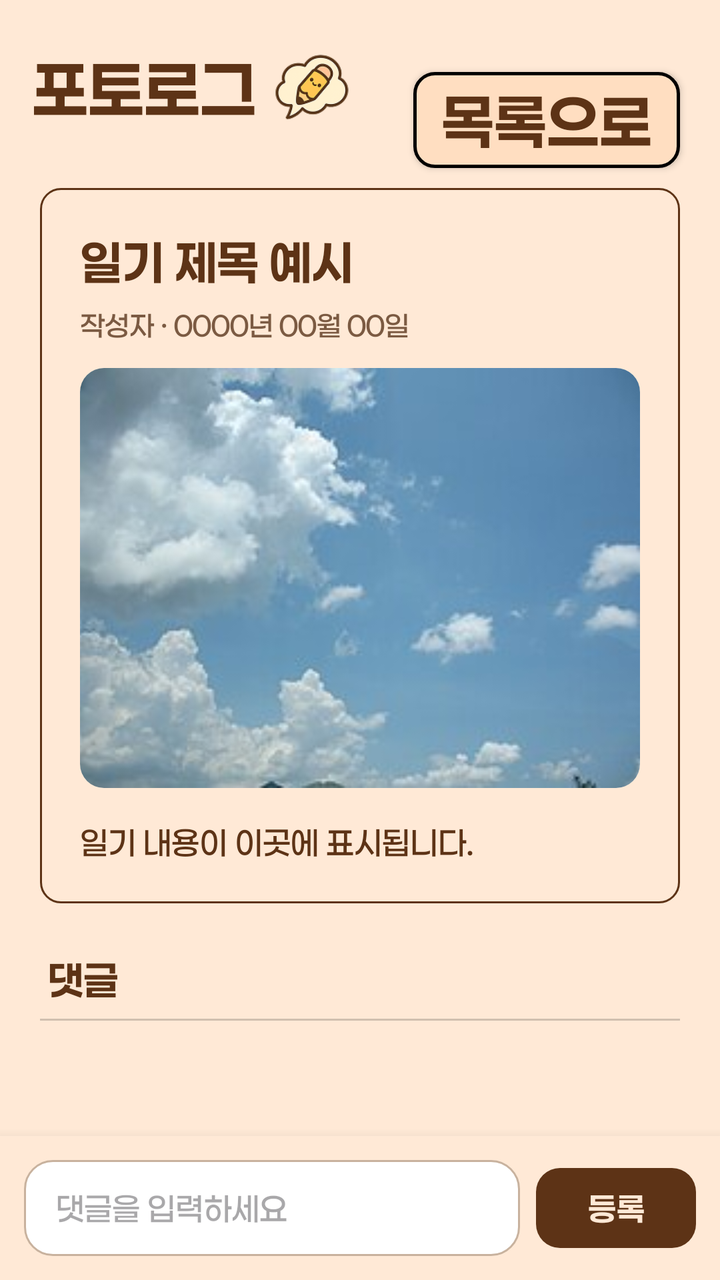
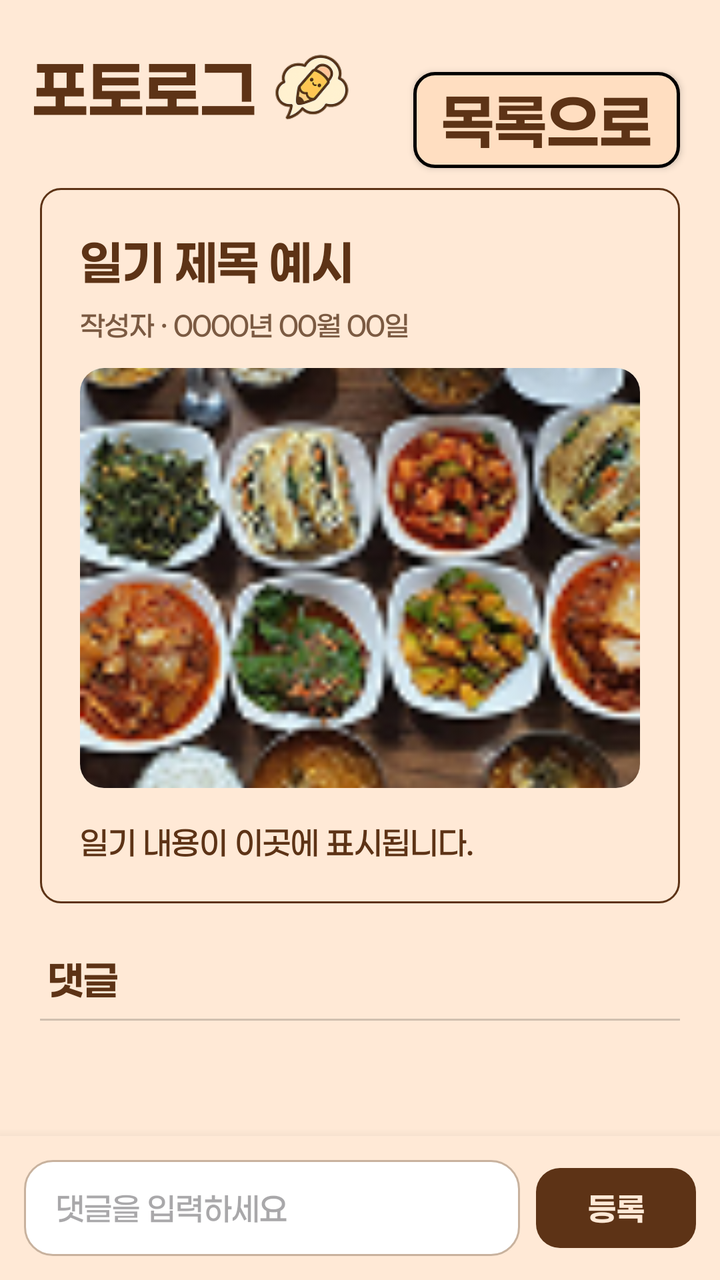

Two renders of the same Android screen: before a commit and after it. Below are the layout's source before the change and the commit's diff.
<!-- AndroidManifest.xml: application theme Theme.Photolog -->
<!-- res/layout/activity_family_diary_detail.xml -->
<?xml version="1.0" encoding="utf-8"?>
<androidx.constraintlayout.widget.ConstraintLayout xmlns:android="http://schemas.android.com/apk/res/android"
    xmlns:app="http://schemas.android.com/apk/res-auto"
    android:layout_width="match_parent"
    android:layout_height="match_parent"
    android:background="#FFE9D6">

    <LinearLayout
        android:id="@+id/layout_logo"
        android:layout_width="wrap_content"
        android:layout_height="wrap_content"
        android:gravity="center_vertical"
        android:layout_margin="16dp"
        android:orientation="horizontal"
        app:layout_constraintStart_toStartOf="parent"
        app:layout_constraintTop_toTopOf="parent">
        <TextView
            android:id="@+id/app_name"
            android:layout_width="wrap_content"
            android:layout_height="wrap_content"
            android:text="@string/app_name"
            android:contentDescription="@string/app_name_desc"
            android:textSize="32sp"
            android:textColor="#5D3316"
            android:fontFamily="@font/paperlogy_7"
            />
        <ImageView
            android:id="@+id/img_logo"
            android:layout_width="52sp"
            android:layout_height="52sp"
            android:src="@drawable/photolog_logo"
            android:contentDescription="@string/app_logo_desc"
            android:layout_margin="2dp"
            />
    </LinearLayout>

    <androidx.appcompat.widget.AppCompatButton
        android:id="@+id/btn_back_to_list"
        android:layout_width="wrap_content"
        android:layout_height="wrap_content"
        android:background="@drawable/button_background"
        android:fontFamily="@font/paperlogy_7"
        android:paddingHorizontal="14dp"
        android:text="목록으로"
        android:textColor="#5D3316"
        android:textSize="30sp"
        android:layout_marginTop="20dp"
        android:layout_marginEnd="20dp"
        app:layout_constraintEnd_toEndOf="parent"
        app:layout_constraintTop_toTopOf="@id/layout_logo"/>

    <ScrollView
        android:id="@+id/scroll_area"
        android:layout_width="0dp"
        android:layout_height="0dp"
        app:layout_constraintTop_toBottomOf="@id/btn_back_to_list"
        app:layout_constraintBottom_toTopOf="@id/layout_comment_input"
        app:layout_constraintStart_toStartOf="parent"
        app:layout_constraintEnd_toEndOf="parent">

        <LinearLayout
            android:layout_width="match_parent"
            android:layout_height="wrap_content"
            android:orientation="vertical"
            android:paddingBottom="20dp">

            <androidx.constraintlayout.widget.ConstraintLayout
                android:id="@+id/diary_card"
                android:layout_width="match_parent"
                android:layout_height="wrap_content"
                android:layout_marginHorizontal="20dp"
                android:layout_marginTop="10dp"
                android:background="@drawable/family_table_border"
                android:padding="20dp">

                <TextView
                    android:id="@+id/tv_title"
                    android:layout_width="0dp"
                    android:layout_height="wrap_content"
                    android:textSize="24sp"
                    android:textColor="#5D3316"
                    android:fontFamily="@font/paperlogy_7"
                    android:text="일기 제목 예시"
                    android:paddingBottom="6dp"
                    app:layout_constraintStart_toStartOf="parent"
                    app:layout_constraintEnd_toEndOf="parent"
                    app:layout_constraintTop_toTopOf="parent" />

                <TextView
                    android:id="@+id/tv_info"
                    android:layout_width="0dp"
                    android:layout_height="wrap_content"
                    android:textSize="14sp"
                    android:textColor="#7B5A42"
                    android:fontFamily="@font/paperlogy_5"
                    android:text="작성자 · 0000년 00월 00일"
                    android:paddingBottom="12dp"
                    app:layout_constraintTop_toBottomOf="@id/tv_title"
                    app:layout_constraintStart_toStartOf="parent"
                    app:layout_constraintEnd_toEndOf="parent" />

                <androidx.cardview.widget.CardView
                    android:id="@+id/card_photo"
                    android:layout_width="0dp"
                    android:layout_height="0dp"
                    app:cardCornerRadius="12dp"
                    app:cardElevation="0dp"
                    app:layout_constraintDimensionRatio="4:3"
                    app:layout_constraintTop_toBottomOf="@id/tv_info"
                    app:layout_constraintStart_toStartOf="parent"
                    app:layout_constraintEnd_toEndOf="parent">

                    <ImageView
                        android:id="@+id/img_diary"
                        android:layout_width="match_parent"
                        android:layout_height="match_parent"
                        android:scaleType="centerCrop"
                        android:src="@drawable/sample"
                        android:contentDescription="@string/sample_img_desc" />
                </androidx.cardview.widget.CardView>

                <TextView
                    android:id="@+id/tv_content"
                    android:layout_width="0dp"
                    android:layout_height="wrap_content"
                    android:textSize="16sp"
                    android:textColor="#5D3316"
                    android:fontFamily="@font/paperlogy_5"
                    android:text="일기 내용이 이곳에 표시됩니다."
                    android:paddingTop="16dp"
                    app:layout_constraintTop_toBottomOf="@id/card_photo"
                    app:layout_constraintStart_toStartOf="parent"
                    app:layout_constraintEnd_toEndOf="parent" />

            </androidx.constraintlayout.widget.ConstraintLayout>

            <TextView
                android:layout_width="wrap_content"
                android:layout_height="wrap_content"
                android:text="댓글"
                android:textSize="20sp"
                android:textStyle="bold"
                android:textColor="#5D3316"
                android:fontFamily="@font/paperlogy_7"
                android:paddingHorizontal="24dp"
                android:paddingTop="24dp" />

            <View
                android:layout_width="match_parent"
                android:layout_height="1dp"
                android:background="#D0BFAF"
                android:layout_marginHorizontal="20dp"
                android:layout_marginTop="6dp"
                android:layout_marginBottom="6dp"/>

            <LinearLayout
                android:id="@+id/comment_area"
                android:layout_width="match_parent"
                android:layout_height="wrap_content"
                android:orientation="vertical"
                android:paddingHorizontal="20dp"
                android:paddingTop="10dp">

                <TextView
                    android:id="@+id/tv_no_comment"
                    android:layout_width="match_parent"
                    android:layout_height="wrap_content"
                    android:text="아직 댓글이 없습니다.\n첫 댓글을 작성해보세요!"
                    android:textColor="#7B5A42"
                    android:textSize="14sp"
                    android:gravity="center"
                    android:paddingVertical="30dp"
                    android:fontFamily="@font/paperlogy_5"
                    android:visibility="gone"/>

                <LinearLayout
                    android:id="@+id/comment_container"
                    android:layout_width="match_parent"
                    android:layout_height="wrap_content"
                    android:orientation="vertical" />
            </LinearLayout>

        </LinearLayout>
    </ScrollView>

    <LinearLayout
        android:id="@+id/layout_comment_input"
        android:layout_width="0dp"
        android:layout_height="wrap_content"
        android:orientation="horizontal"
        android:gravity="center_vertical"
        android:background="#FFE9D6"
        android:elevation="10dp"
        android:padding="12dp"
        app:layout_constraintBottom_toBottomOf="parent"
        app:layout_constraintStart_toStartOf="parent"
        app:layout_constraintEnd_toEndOf="parent">

        <EditText
            android:id="@+id/et_comment"
            android:layout_width="0dp"
            android:layout_height="48dp"
            android:layout_marginEnd="8dp"
            android:layout_weight="1"
            android:background="@drawable/edittext_round"
            android:paddingHorizontal="16dp"
            android:hint="댓글을 입력하세요"
            android:textColor="#5D3316"
            android:textSize="16sp"
            android:inputType="textMultiLine"
            android:maxLines="3"
            android:fontFamily="@font/paperlogy_5" />

        <com.google.android.material.button.MaterialButton
            android:id="@+id/btn_send"
            android:layout_width="80dp"
            android:layout_height="48dp"
            android:text="등록"
            android:textColor="#FFE9D6"
            android:textSize="16sp"
            android:fontFamily="@font/paperlogy_7"
            app:backgroundTint="#5D3316"
            app:cornerRadius="12dp"/>
    </LinearLayout>

</androidx.constraintlayout.widget.ConstraintLayout>
<!-- resources referenced by this layout -->
<resources>
  <!-- drawable button_background (drawable) -->
  <?xml version="1.0" encoding="utf-8"?>
  <shape xmlns:android="http://schemas.android.com/apk/res/android"
      android:shape="rectangle">
  
      <solid android:color="#FFDEC1" />
      <corners android:radius="10dp" />
      <stroke
          android:width="1.5dp"
          android:color="#000000" />
  
  </shape>
  <!-- drawable edittext_round (drawable) -->
  <?xml version="1.0" encoding="utf-8"?>
  <shape xmlns:android="http://schemas.android.com/apk/res/android"
      android:shape="rectangle">
  
      <solid android:color="#ffffff" /> 
  
      <stroke
          android:width="1dp"
          android:color="#C8B29E" /> 
  
      <corners android:radius="14dp" /> 
  
      <padding
          android:left="12dp"
          android:top="8dp"
          android:right="12dp"
          android:bottom="8dp"/>
  </shape>
  <!-- drawable family_table_border (drawable) -->
  <?xml version="1.0" encoding="utf-8"?>
  <layer-list xmlns:android="http://schemas.android.com/apk/res/android">
      <item>
          
          <shape android:shape="rectangle">
              <stroke
                  android:width="1dp"
                  android:color="#5D3316"
                  />
  
              
  
              <corners
                  android:topLeftRadius="10dp"
                  android:topRightRadius="10dp"
                  android:bottomLeftRadius="10dp"
                  android:bottomRightRadius="10dp"/>
          </shape>
  
      </item>
  </layer-list>
  <!-- drawable photolog_logo: png bitmap (drawable, 12591 bytes) -->
  <!-- drawable sample: jpg bitmap (drawable, 8607 bytes) -->
  <string name="app_logo_desc">포토로그 앱 로고</string>
  <string name="app_name">포토로그</string>
  <string name="app_name_desc">포토로그 앱 로고(글자)</string>
  <string name="sample_img_desc">샘플이미지</string>
  <style name="Theme.Photolog" parent="Base.Theme.Photolog" />
  <style name="Base.Theme.Photolog" parent="Theme.Material3.DayNight.NoActionBar">
          
          <item name="android:fontFamily">@font/paperlogy_7</item>
          
      </style>
</resources>

<!-- the commit's change to res/layout/activity_family_diary_detail.xml (unified diff, before → after) -->
@@ -115,7 +115,7 @@
                         android:layout_width="match_parent"
                         android:layout_height="match_parent"
                         android:scaleType="centerCrop"
-                        android:src="@drawable/sample"
+                        android:src="@drawable/food_sample"
                         android:contentDescription="@string/sample_img_desc" />
                 </androidx.cardview.widget.CardView>
 
<!-- resource entries referenced after the edit -->
@@ -53,8 +53,8 @@
   
       </item>
   </layer-list>
+  <!-- drawable food_sample: png bitmap (drawable, 31144 bytes) -->
   <!-- drawable photolog_logo: png bitmap (drawable, 12591 bytes) -->
-  <!-- drawable sample: jpg bitmap (drawable, 8607 bytes) -->
   <string name="app_logo_desc">포토로그 앱 로고</string>
   <string name="app_name">포토로그</string>
   <string name="app_name_desc">포토로그 앱 로고(글자)</string>
